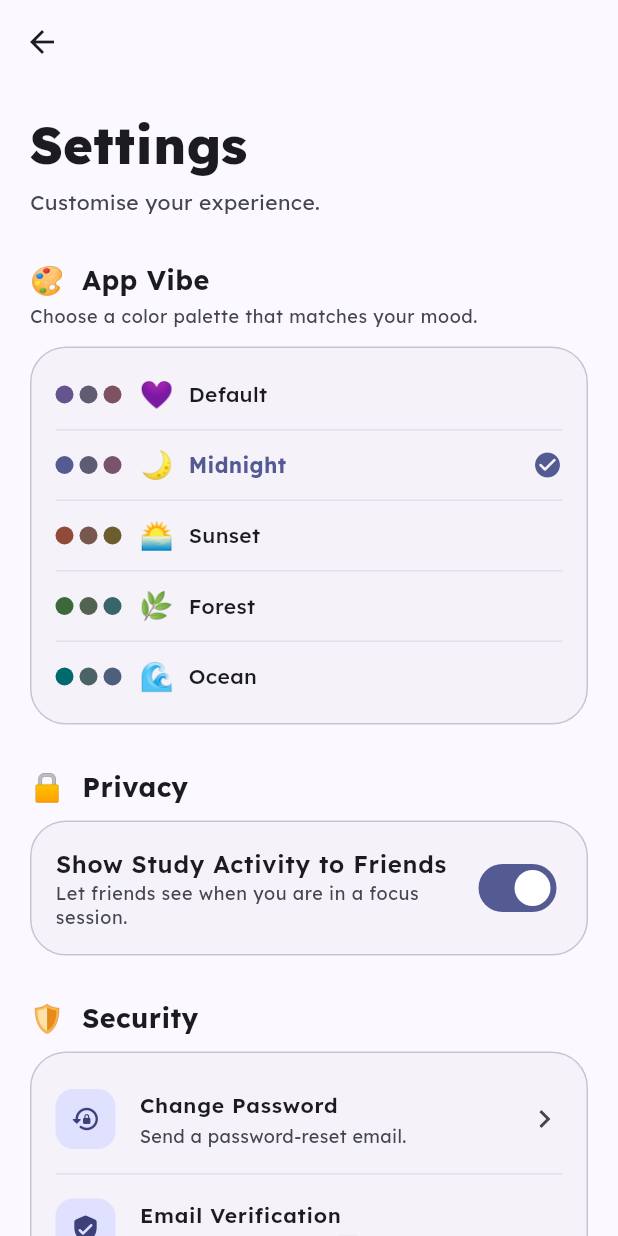
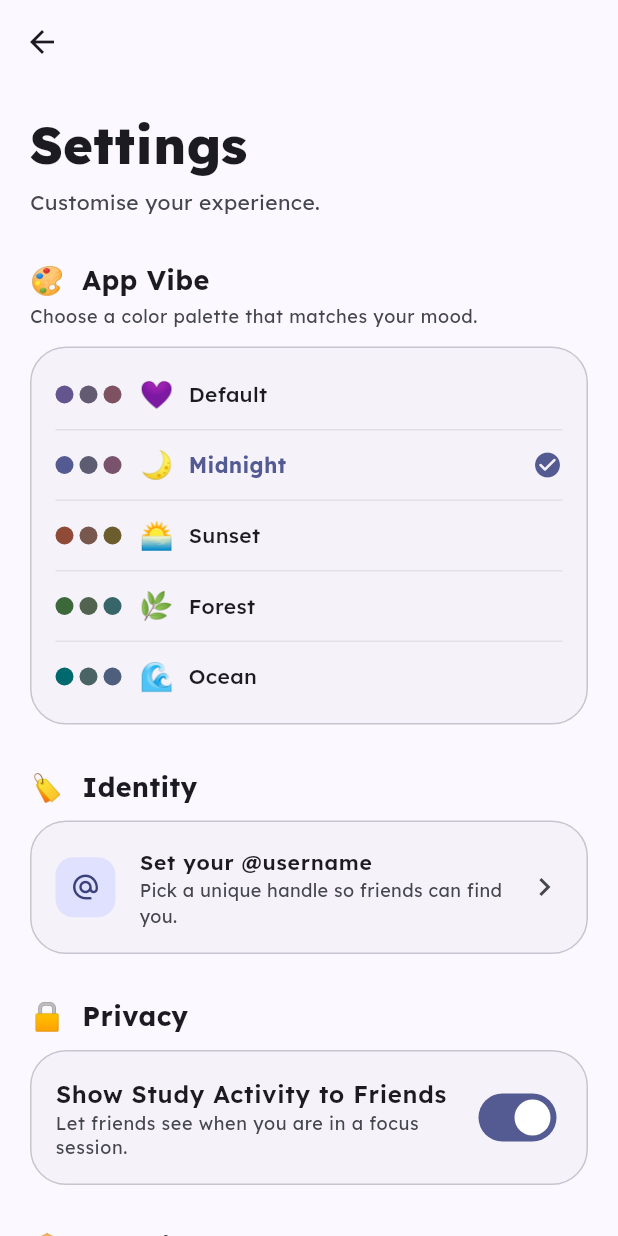
Before and after one commit to anpuop1511/homework-helper, a Flutter app: the SettingsScreen screen opened directly, after a tap on "Midnight", on a phone screen of 412 x 824 dp. Run offline on Flutter 3.47's test engine with Material 3 defaults, Android fonts, the phone set to English and light mode, and no system bars; drawn by our look-alikes of dynamic_color; our stand-ins replace animate_do, cloud_firestore, firebase_auth, firebase_core, firebase_storage, flutter_local_notifications and 9 more; missing offline and left inert: nfc_manager; accounts and stored records are empty.

Commit message:
feat: V2.5 Identity & Social Refinement - auth gate, settings, social improvements
Agent-Logs-Url: https://github.com/anpuop1511/homework-helper/sessions/392194b2-300a-4ff6-a706-d3d426012dcb

Co-authored-by: anpuop1511 <261196503+anpuop1511@users.noreply.github.com>

```diff
--- a/lib/main.dart
+++ b/lib/main.dart
@@ -14,6 +14,7 @@ import 'services/notification_service.dart';
 import 'theme/app_theme.dart';
 import 'screens/login_screen.dart';
 import 'screens/main_scaffold.dart';
+import 'screens/username_screen.dart';
 
 Future<void> main() async {
   WidgetsFlutterBinding.ensureInitialized();
@@ -93,10 +94,24 @@ class _AuthGateState extends State<_AuthGate> {
       }
     }
 
-    if (auth.isSignedIn) {
-      return const MainScaffold();
+    if (!auth.isSignedIn) {
+      return const LoginScreen();
     }
-    return const LoginScreen();
+
+    // Show a minimal splash while the username is still being fetched from
+    // Firestore so we don't flash the wrong screen.
+    if (!auth.usernameLoaded) {
+      return const Scaffold(
+        body: Center(child: CircularProgressIndicator()),
+      );
+    }
+
+    // Force existing (and new) users to pick a handle if they don't have one.
+    if (auth.username == null || auth.username!.isEmpty) {
+      return const UsernameScreen();
+    }
+
+    return const MainScaffold();
   }
 }
 
--- a/lib/models/social_models.dart
+++ b/lib/models/social_models.dart
@@ -25,8 +25,9 @@ class Friend {
   String get initials => name.isNotEmpty ? name[0].toUpperCase() : '?';
 
   /// Display name shown in the Social Quad – @handle if available, otherwise name.
+  /// Email is intentionally not exposed in public social views.
   String get displayHandle =>
-      username.isNotEmpty ? '@$username' : (name.isNotEmpty ? name : email);
+      username.isNotEmpty ? '@$username' : (name.isNotEmpty ? name : 'Unknown user');
 
   Map<String, dynamic> toJson() => {
         'id': id,
--- a/lib/screens/settings_screen.dart
+++ b/lib/screens/settings_screen.dart
@@ -4,6 +4,7 @@ import 'package:provider/provider.dart';
 import '../providers/auth_provider.dart';
 import '../providers/social_provider.dart';
 import '../providers/theme_provider.dart';
+import 'username_screen.dart';
 
 /// Settings screen – Android 16 / Material 3 Expressive style.
 ///
@@ -88,6 +89,32 @@ class SettingsScreen extends StatelessWidget {
                     colorScheme: colorScheme,
                   );
                 }).toList(),
+              ),
+            ),
+            const SizedBox(height: 28),
+
+            // ── Identity ──────────────────────────────────────────────
+            _SectionLabel(label: '🏷️  Identity', colorScheme: colorScheme),
+            const SizedBox(height: 10),
+            _SquircleCard(
+              colorScheme: colorScheme,
+              child: _SecurityTile(
+                icon: Icons.alternate_email_rounded,
+                title: auth.username != null && auth.username!.isNotEmpty
+                    ? 'Change Username  (@${auth.username})'
+                    : 'Set your @username',
+                subtitle: auth.username != null && auth.username!.isNotEmpty
+                    ? 'Update your unique @handle.'
+                    : 'Pick a unique handle so friends can find you.',
+                colorScheme: colorScheme,
+                onTap: auth.isSignedIn
+                    ? () => Navigator.of(context).push(
+                          MaterialPageRoute(
+                            builder: (_) =>
+                                const UsernameScreen(allowSkip: true),
+                          ),
+                        )
+                    : null,
               ),
             ),
             const SizedBox(height: 28),
```
Also changed, not shown: lib/providers/auth_provider.dart (+19 -5 lines), lib/screens/login_screen.dart (+2 -8 lines), lib/screens/social_screen.dart (+46 -4 lines), lib/screens/username_screen.dart (+2 -5 lines).
